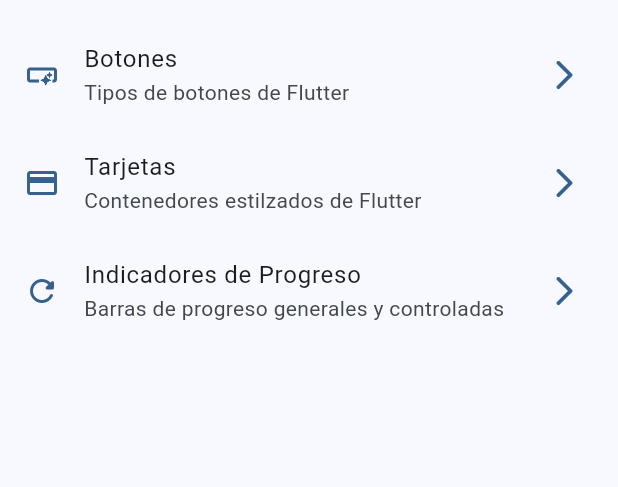
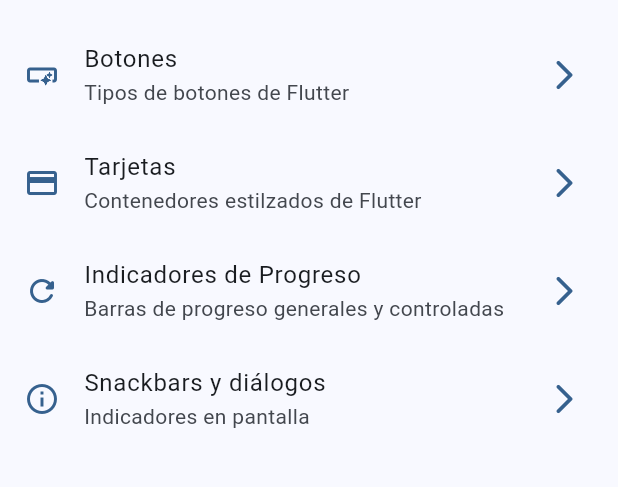
Before and after one commit to Axzyz/widgets_app, a Flutter app: the screen it shows after launch, on a phone screen of 412 x 824 dp, the part 63-550 px from its top. Run offline on Flutter 3.47's test engine with Material 3 defaults, Android fonts, the phone set to English and light mode, and no system bars; our stand-ins replace go_router.

```diff
--- a/lib/config/menu/menu_items.dart
+++ b/lib/config/menu/menu_items.dart
@@ -33,4 +33,10 @@ const appMenuItems = <MenuItem>[
     link: '/progress',
     icon: Icons.refresh_rounded,
   ),
+  MenuItem(
+    title: 'Snackbars y diálogos',
+    subTitle: 'Indicadores en pantalla',
+    link: '/snackbars',
+    icon: Icons.info_outline,
+  ),
 ];
--- a/lib/config/router/app_router.dart
+++ b/lib/config/router/app_router.dart
@@ -23,5 +23,10 @@ final appRouter = GoRouter(
       name: ProgressScreen.name,
       builder: (context, state) => const ProgressScreen(),
     ),
+    GoRoute(
+      path: '/snackbars',
+      name: SnackbarScreen.name,
+      builder: (context, state) => const SnackbarScreen(),
+    ),
   ],
 );
--- a/lib/main.dart
+++ b/lib/main.dart
@@ -15,6 +15,7 @@ class MainApp extends StatelessWidget {
   @override
   Widget build(BuildContext context) {
     return MaterialApp.router(
+      title: 'Flutter Widgets',
       theme: AppTheme(selectedColor: 0).getTheme(),
       routerConfig: appRouter,
       // home: const Scaffold(
```
Also changed, not shown: lib/presentation/screens/snackbar/snackbar_screen.dart (+69 -1 lines).
